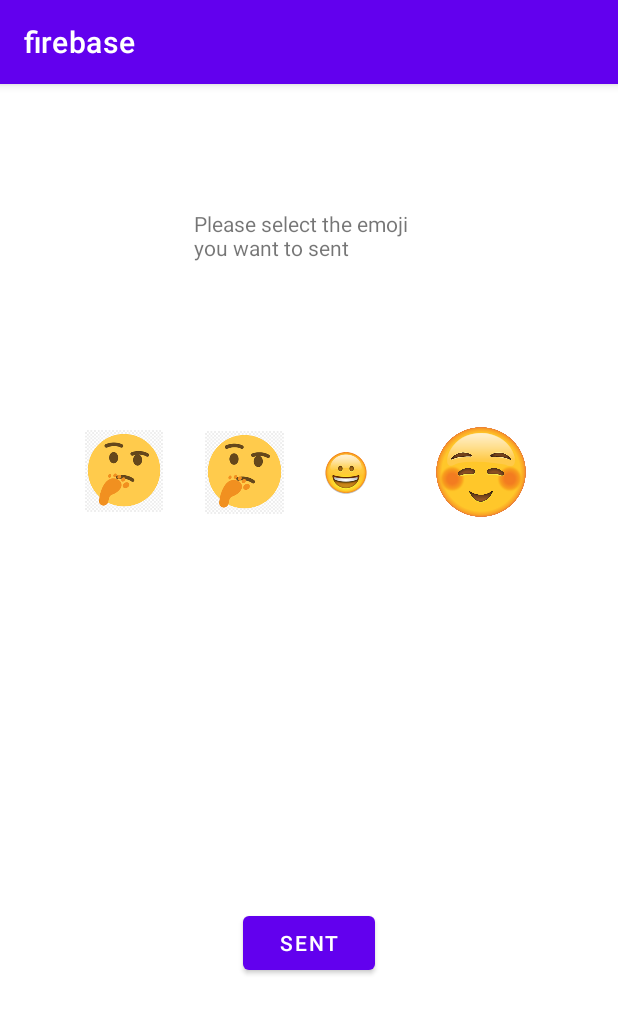
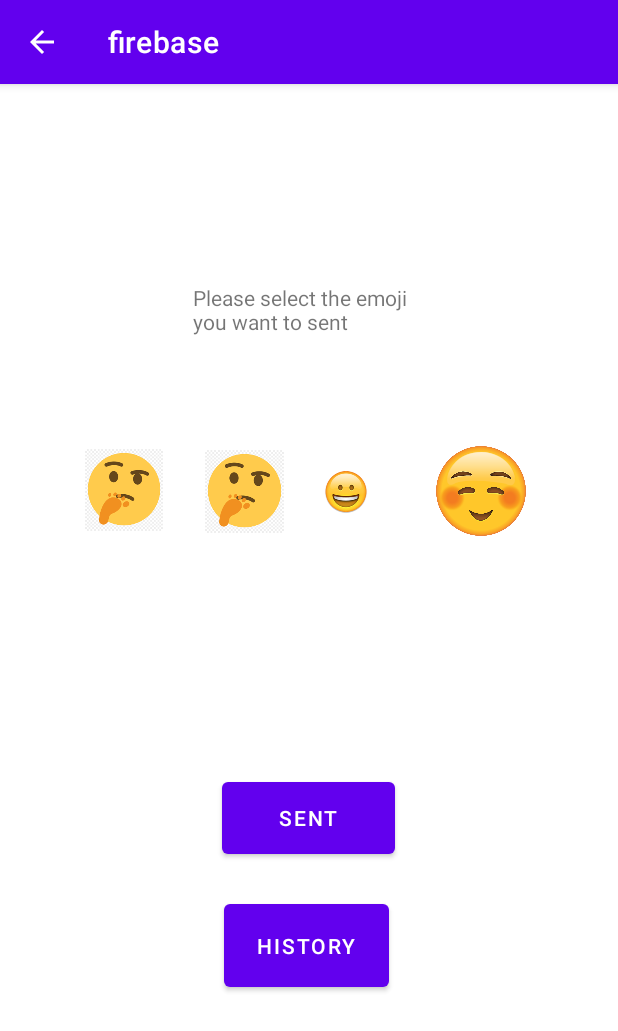
Before and after one commit to YiqianDeng/PawFriends-Team_Firebase-aassignment, an Android app: the SentStickerActivity screen opened directly, with no data from a screen before it, after a tap on "SENT", on a phone screen of 412 x 824 dp. Shown: the top 1031 px of the screen. Run offline under Robolectric (Android 15) with nearby library versions, the phone set to English and light mode, and no system bars; our stand-ins replace Firebase (no records; nobody signed in at launch, a user with empty details on screens opened directly); 1 statement that could not run was skipped.

Commit message:
commit changes

```diff
--- a/app/src/main/java/edu/neu/madcourse/firebase/HistoryActivity.java
+++ b/app/src/main/java/edu/neu/madcourse/firebase/HistoryActivity.java
@@ -37,7 +37,7 @@ public class HistoryActivity extends AppCompatActivity {
             img_name = "emoji_2";
         } else if (value == R.drawable.img3) {
             img_name = "emoji_3";
-        } else if (value == R.drawable.img3) {
+        } else if (value == R.drawable.img4) {
             img_name = "emoji_4";
         }
         return img_name;
--- a/app/src/main/java/edu/neu/madcourse/firebase/SentStickerActivity.java
+++ b/app/src/main/java/edu/neu/madcourse/firebase/SentStickerActivity.java
@@ -6,12 +6,16 @@ import androidx.appcompat.app.AlertDialog;
 import androidx.appcompat.app.AppCompatActivity;
 
 import android.annotation.SuppressLint;
+import android.content.Intent;
 import android.os.Bundle;
 import android.os.Handler;
 import android.os.Looper;
+import android.os.StrictMode;
+import android.util.Log;
 import android.view.View;
 import android.widget.Button;
 import android.widget.TextView;
+import android.widget.Toast;
 
 import com.google.firebase.database.ChildEventListener;
 import com.google.firebase.database.DataSnapshot;
@@ -27,9 +31,14 @@ import org.json.JSONObject;
 import java.io.IOException;
 import java.io.InputStream;
 import java.io.OutputStream;
+import java.io.Serializable;
 import java.net.HttpURLConnection;
+import java.net.InetSocketAddress;
+import java.net.Socket;
 import java.net.URL;
 import java.util.ArrayList;
+import java.util.HashMap;
+import java.util.Map;
 import java.util.Objects;
 import java.util.Scanner;
 
@@ -42,7 +51,9 @@ public class SentStickerActivity extends AppCompatActivity {
     private final ArrayList<String> active_user_list = new ArrayList<>();
     private int selectedSticker = 0;
     private String selectedUserName;
+    private final Map<String, Integer> sendHistory = new HashMap<>();
 //    private String userID = "";
+    private final String TAG = "SentStickerActivity";
 
     @Override
     protected void onCreate(Bundle savedInstanceState) {
@@ -53,7 +64,21 @@ public class SentStickerActivity extends AppCompatActivity {
         SERVER_KEY = getIntent().getStringExtra("SERVER_KEY");
         username = getIntent().getStringExtra("username");
         selectedUserName = getIntent().getStringExtra("selectedUserName");
+//        int i = 0;
+//        Log.d(TAG, selectedUserName.toString());
+//        Log.d(TAG, username.toString());
         Button btn_sent = findViewById(R.id.btn_sent);
+
+        //go to history
+        Button bttn_history = findViewById(R.id.bttn_history);
+        bttn_history.setOnClickListener(new View.OnClickListener() {
+            @Override
+            public void onClick(View v) {
+                Intent intent = new Intent(SentStickerActivity.this, HistoryActivity.class);
+                intent.putExtra("map", (Serializable) sendHistory);
+                startActivity(intent);
+            }
+        });
 
 
         // database
@@ -62,13 +87,15 @@ public class SentStickerActivity extends AppCompatActivity {
 
             @Override
             public void onChildAdded(@NonNull DataSnapshot snapshot, @Nullable String previousChildName) {
-//                user = snapshot.getValue(User.class);
-//                assert user != null;
-//                if (!user.username.equals(username)) {
-//                    users.add(user);
-//                    active_user_list.add(user.username);
+                user = snapshot.getValue(User.class);
+//                int i = 0;
+//                Log.d(TAG, user.toString());
+                assert user != null;
+                if (!user.username.equals(username)) {
+                    users.add(user);
+                    active_user_list.add(user.username);
 //                    adapter.notifyDataSetChanged();
-//                }
+                }
             }
 
             @Override
@@ -110,6 +137,13 @@ public class SentStickerActivity extends AppCompatActivity {
             } else if (selectedUserName.equals("")) {
                 new AlertDialog.Builder(this).setMessage("Please select an User").show();
             } else {
+                // enable network connection check
+                int SDK_INT = android.os.Build.VERSION.SDK_INT;
+                if (SDK_INT > 8) {
+                    StrictMode.ThreadPolicy policy = new StrictMode.ThreadPolicy.Builder()
+                            .permitAll().build();
+                    StrictMode.setThreadPolicy(policy);
+                    if (isNetworkOnline()) {
                         //update the send count in database
                         updateCount(database);
                         new Thread(new Runnable() {
@@ -117,14 +151,23 @@ public class SentStickerActivity extends AppCompatActivity {
                             public void run() {
                                 for (User user : users) {
                                     if (user.username.equals(selectedUserName)) {
+                                        sendHistory.put(user.username, selectedSticker);
                                         sendMessageToSpecUser(user.CLIENT_REGISTRATION_TOKEN);
                                         selectedUserName = "";
                                     }
                                 }
                             }
                         }).start();
+
+                    } else {
+                        Toast.makeText(getApplicationContext(), "Connection Error", Toast.LENGTH_LONG).show();
                     }
+
+                }
+            }
+
         });
+
     }
 
     // before sent image
@@ -165,7 +208,7 @@ public class SentStickerActivity extends AppCompatActivity {
                 selectedSticker = R.drawable.img3;
                 break;
             case R.id.img4:
-                selectedSticker = R.drawable.img3;
+                selectedSticker = R.drawable.img4;
                 break;
         }
     }
@@ -214,26 +257,31 @@ public class SentStickerActivity extends AppCompatActivity {
             InputStream inputStream = httpURLConnection.getInputStream();
             final String resp = convertStreamToString(inputStream);
             Handler h = new Handler(Looper.getMainLooper());
-//            h.post(new Runnable() {
-//                @Override
-//                public void run() {
-//                    Log.e(TAG, "run: " + resp);
-//                    Toast.makeText(FCMActivity.this,"response was: " + resp,Toast.LENGTH_LONG).show();
-//                }
-//            });
+
 
         } catch (JSONException | IOException e) {
-//            Log.e(TAG,"sendMessageToNews threw error",e);
             e.printStackTrace();
         }
 
     }
 
-    /**
-     * Helper function.
-     */
+    // helper
     private String convertStreamToString(InputStream is) {
         Scanner s = new Scanner(is).useDelimiter("\\A");
         return s.hasNext() ? s.next().replace(",", ",\n") : "";
     }
+
+    public static boolean isNetworkOnline() {
+        boolean isOnline = false;
+        try {
+            Socket socket = new Socket();
+            socket.connect(new InetSocketAddress("8.8.8.8", 53), 3000);
+            // socket.connect(new InetSocketAddress("114.114.114.114", 53), 3000);
+            isOnline = true;
+        } catch (IOException e) {
+            e.printStackTrace();
         }
+
+        return isOnline;
+    }
+}
--- a/app/src/main/java/edu/neu/madcourse/firebase/StickerSendActivity.java
+++ b/app/src/main/java/edu/neu/madcourse/firebase/StickerSendActivity.java
@@ -11,6 +11,7 @@ import android.os.Bundle;
 import android.os.Handler;
 import android.os.Looper;
 import android.os.StrictMode;
+import android.util.Log;
 import android.view.View;
 import android.widget.ArrayAdapter;
 import android.widget.Button;
@@ -53,6 +54,7 @@ public class StickerSendActivity extends AppCompatActivity {
     private int selectedSticker = 0;
     private String selectedUserName = "";
     private final Map<String, Integer> sendHistory = new HashMap<>();
+    private final String TAG = "StickerSentActivity";
 
     @Override
     protected void onCreate(Bundle savedInstanceState) {
@@ -62,6 +64,8 @@ public class StickerSendActivity extends AppCompatActivity {
         //initial
         SERVER_KEY = getIntent().getStringExtra("SERVER_KEY");
         username = getIntent().getStringExtra("username");
+        int i = 0;
+        Log.d(TAG, username.toString());
         Button bttn_send_img = findViewById(R.id.bttn_send_img);
 
 
@@ -211,7 +215,7 @@ public class StickerSendActivity extends AppCompatActivity {
                 selectedSticker = R.drawable.img3;
                 break;
             case R.id.img4:
-                selectedSticker = R.drawable.img3;
+                selectedSticker = R.drawable.img4;
                 break;
         }
     }
--- a/app/src/main/res/layout/activity_sent_sticker.xml
+++ b/app/src/main/res/layout/activity_sent_sticker.xml
@@ -13,20 +13,22 @@
         android:layout_height="171dp"
         app:layout_constraintBottom_toBottomOf="parent"
         app:layout_constraintEnd_toEndOf="parent"
-        app:layout_constraintHorizontal_bias="0.492"
+        app:layout_constraintHorizontal_bias="0.493"
         app:layout_constraintStart_toStartOf="parent"
         app:layout_constraintTop_toTopOf="parent"
-        app:layout_constraintVertical_bias="0.345" />
+        app:layout_constraintVertical_bias="0.366" />
 
     <Button
         android:id="@+id/btn_sent"
-        android:layout_width="wrap_content"
-        android:layout_height="wrap_content"
+        android:layout_width="115dp"
+        android:layout_height="60dp"
         android:text="@string/sent"
         app:layout_constraintBottom_toBottomOf="parent"
         app:layout_constraintEnd_toEndOf="parent"
+        app:layout_constraintHorizontal_bias="0.498"
         app:layout_constraintStart_toStartOf="parent"
-        app:layout_constraintTop_toBottomOf="@+id/include" />
+        app:layout_constraintTop_toBottomOf="@+id/include"
+        app:layout_constraintVertical_bias="0.218" />
 
     <TextView
         android:id="@+id/selectEmoji"
@@ -35,7 +37,21 @@
         android:text="@string/selectEmojiSent"
         app:layout_constraintBottom_toTopOf="@+id/include"
         app:layout_constraintEnd_toEndOf="parent"
+        app:layout_constraintHorizontal_bias="0.498"
         app:layout_constraintStart_toStartOf="parent"
-        app:layout_constraintTop_toTopOf="parent" />
+        app:layout_constraintTop_toTopOf="parent"
+        app:layout_constraintVertical_bias="0.739" />
+
+    <Button
+        android:id="@+id/bttn_history"
+        android:layout_width="110dp"
+        android:layout_height="67dp"
+        android:text="@string/history"
+        app:layout_constraintBottom_toBottomOf="parent"
+        app:layout_constraintEnd_toEndOf="parent"
+        app:layout_constraintHorizontal_bias="0.495"
+        app:layout_constraintStart_toStartOf="parent"
+        app:layout_constraintTop_toBottomOf="@+id/btn_sent"
+        app:layout_constraintVertical_bias="0.118" />
 
 </androidx.constraintlayout.widget.ConstraintLayout>
```
Also changed, not shown: app/src/main/AndroidManifest.xml (+14 -5 lines), app/src/main/java/edu/neu/madcourse/firebase/MainActivity.java (+19 -19 lines), app/src/main/java/edu/neu/madcourse/firebase/chooseRecipientActivity.java (+13 -11 lines), app/src/main/res/layout/activity_choose_recipient.xml (+1 -13 lines). Lines whose indentation alone changed are shown as unchanged.
